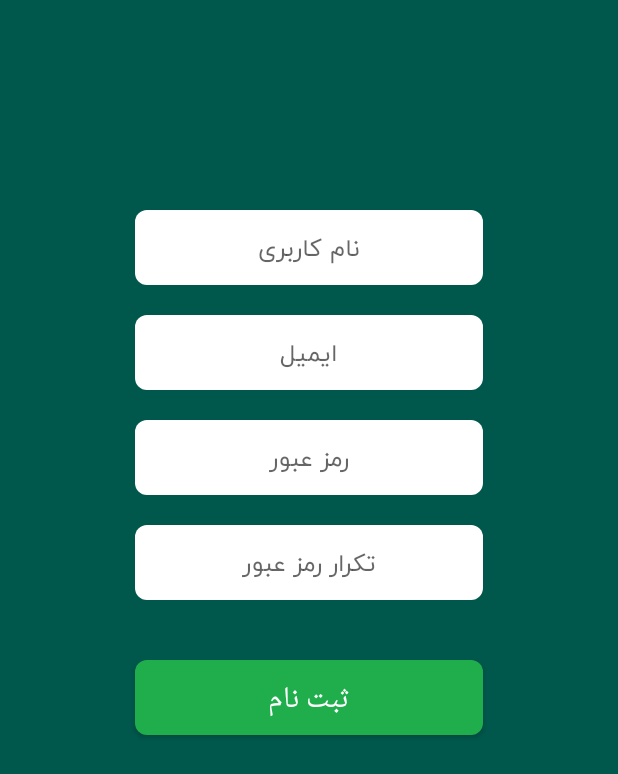
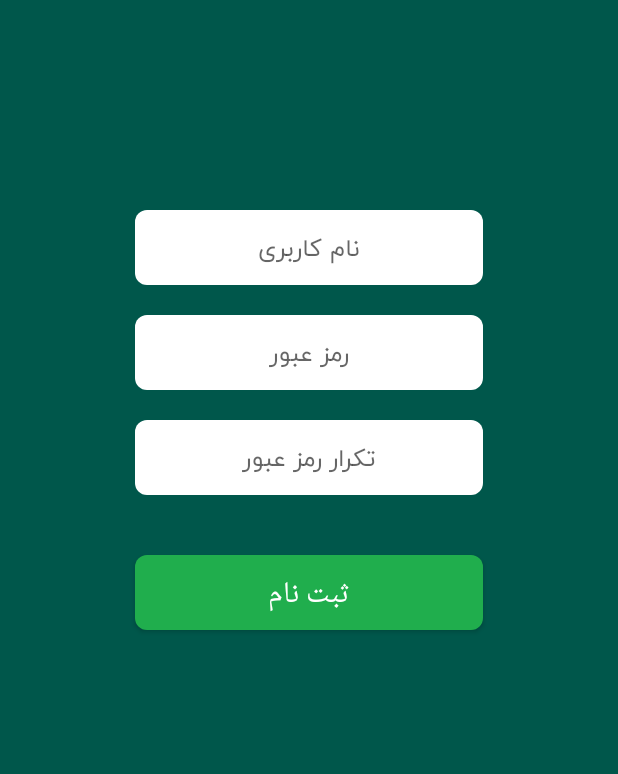
Before and after one commit to SinaZK/defend-android, an Android app: the SignUpActivity screen opened directly, with no data from a screen before it, on a phone screen of 412 x 824 dp. Shown: the top 774 px of the screen. Run offline under Robolectric (Android 15) with nearby library versions, the phone set to English and light mode, and no system bars; our stand-ins replace Volley.

Commit message:
Fix email field problem

```diff
--- a/app/src/main/java/com/defend/android/activites/SignUpActivity.java
+++ b/app/src/main/java/com/defend/android/activites/SignUpActivity.java
@@ -112,8 +112,6 @@ public class SignUpActivity extends Activity {
             public void onErrorResponse(VolleyError error) {
                 Utils.showToast(getString(R.string.sign_error_user_exist));
                 userEditText.setError(getString(R.string.sign_error_user_exist));
-
-                Log.e(TAG, error.toString());
             }
         });
         NetworkManager.getInstance().sendRequest(request);
--- a/app/src/main/res/layout/activity_sign_up.xml
+++ b/app/src/main/res/layout/activity_sign_up.xml
@@ -34,7 +34,8 @@
         android:background="@drawable/white_btn"
         android:layout_below="@id/userText"
         android:inputType="text"
-        tools:ignore="TextFields" />
+        tools:ignore="TextFields"
+        android:visibility="gone"/>
 
     <EditText
         android:id="@+id/passText"
@@ -47,7 +48,7 @@
         android:hint="@string/sign_pass_hint"
         android:gravity="center"
         android:background="@drawable/white_btn"
-        android:layout_below="@id/emailText"
+        android:layout_below="@id/userText"
         android:inputType="textPassword" />
 
     <EditText
```
